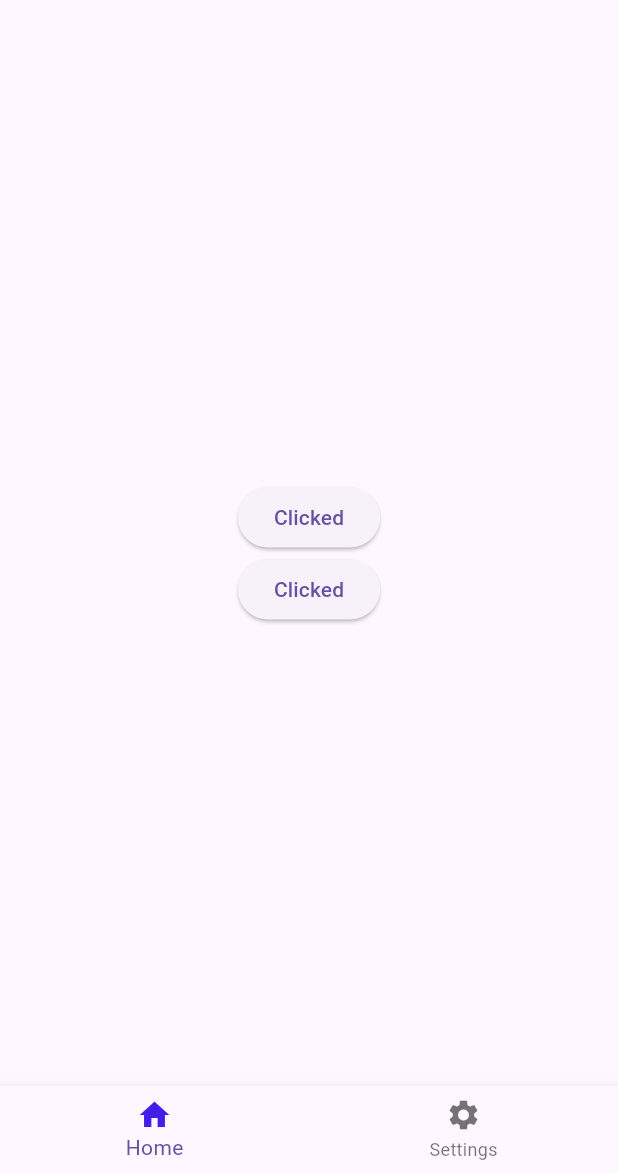
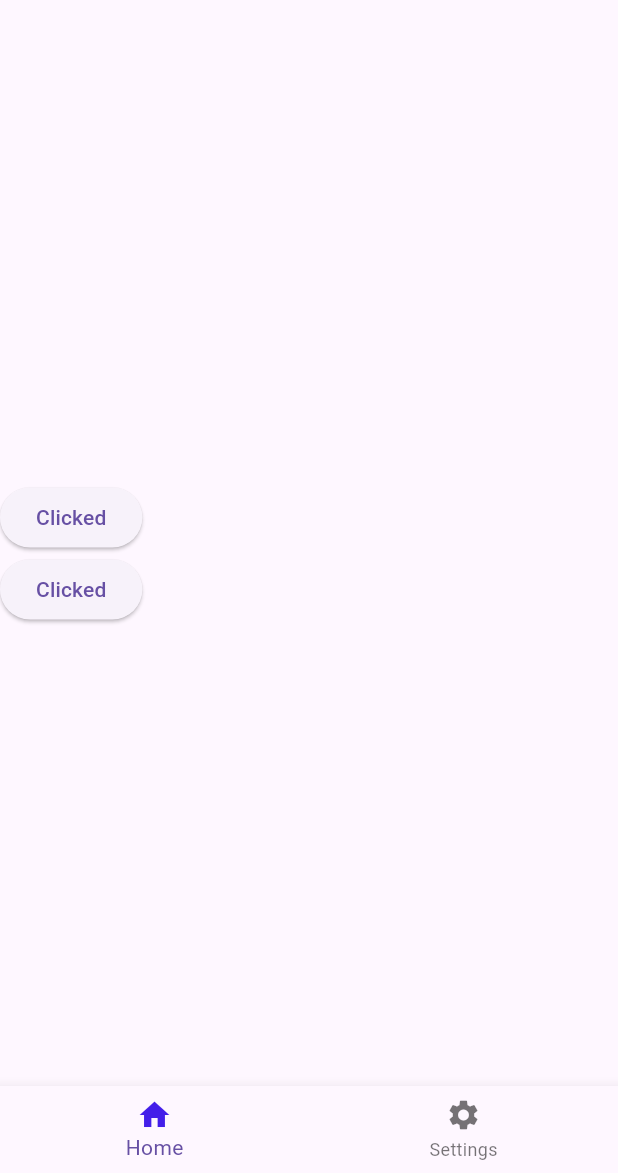
Before and after one commit to Taoheedoh/Flutter_Basics, a Flutter app: the screen it shows after launch, after a tap on "Click", on a phone screen of 412 x 824 dp, the part 63-1236 px from its top. Run offline on Flutter 3.47's test engine with Material 3 defaults, Android fonts, the phone set to English and light mode, and no system bars.

Commit message:
Add: width

```diff
--- a/lib/main.dart
+++ b/lib/main.dart
@@ -24,8 +24,11 @@ class _MyAppState extends State<MyApp> {
           title: const Text('Flutter Basics'),
         ),
         body: Center(
+          child: SizedBox(
+            width: double.infinity,
             child: Column(
               mainAxisAlignment: MainAxisAlignment.center,
+              crossAxisAlignment: CrossAxisAlignment.start,
               children: [
                 ElevatedButton(
                   onPressed: () {
@@ -46,6 +49,7 @@ class _MyAppState extends State<MyApp> {
                 ),
 
               ],
+            ),
           ),
         ),
         bottomNavigationBar: BottomNavigationBar(
```
Lines whose indentation alone changed are shown as unchanged.
